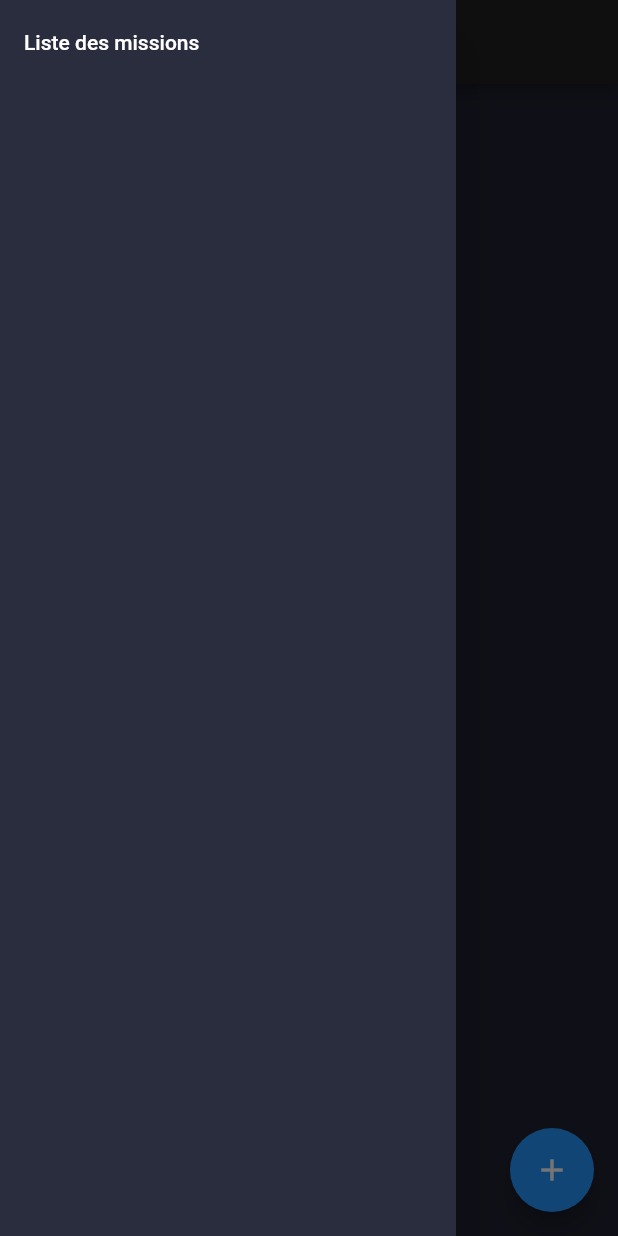
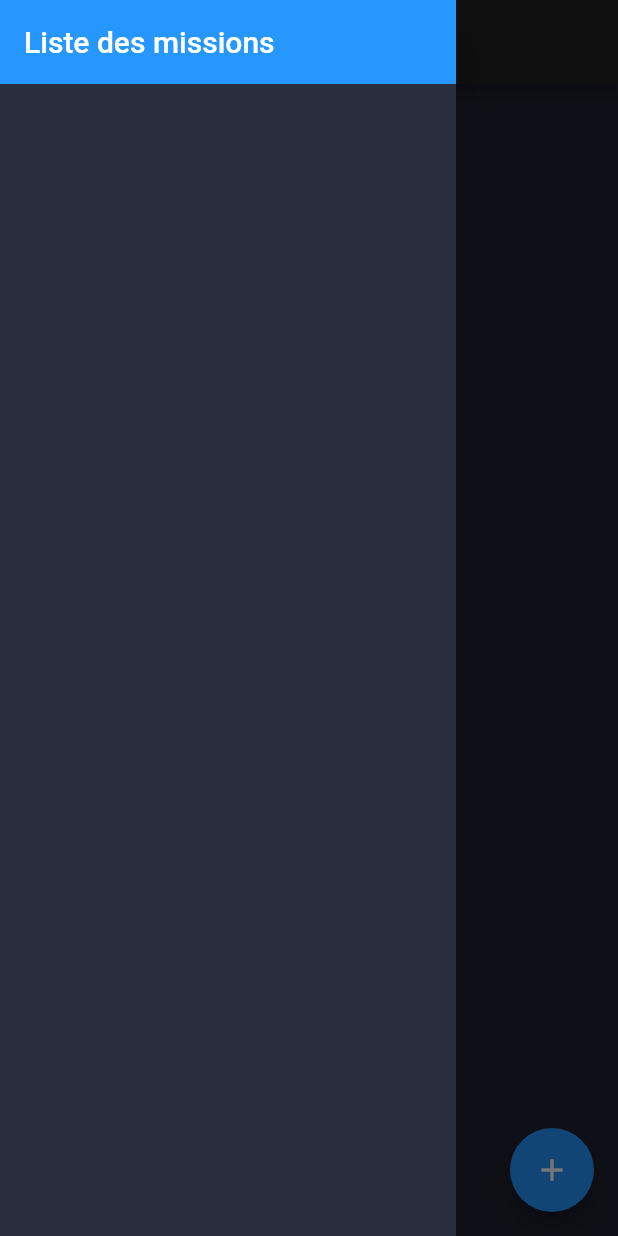
Before and after one commit to JoshuaArus/the_crew_companion, a Flutter app: the screen it shows after launch, with the side drawer open, on a phone screen of 412 x 824 dp. Run offline on Flutter 3.47's test engine with Material 2 defaults, Android fonts, the phone set to English and light mode, and no system bars; our stand-ins replace shared_preferences; missing offline and left inert: confirm_dialog.

Commit message:
Déplacement du menu dans menu.dart

```diff
--- /dev/null
+++ b/lib/views/components/menu.dart
@@ -0,0 +1,51 @@
+import 'package:flutter/material.dart';
+import 'package:the_crew_companion/constant.dart';
+
+import '../../controller.dart';
+import '../missionList.dart';
+
+
+class Menu extends StatefulWidget {
+  const Menu({ Key? key, required this.controller }) : super(key: key);
+
+  final Controller controller;
+
+  @override
+  _MenuState createState() => _MenuState();
+}
+
+class _MenuState extends State<Menu> {
+
+  void _goToMissionList() async {
+    Navigator.pop(context);// hide menu
+
+    Navigator.push(
+        context,
+        new MaterialPageRoute(
+            builder: (BuildContext context) => MissionList(controller: widget.controller)));
+  }
+
+  @override
+  Widget build(BuildContext context) {
+    return Drawer(
+        child: ListView(
+          children: [
+            Container(
+              height: 0,
+              child: DrawerHeader(
+                child: Text(""),//en attente d'une image
+              )
+            ),
+            ListTile(
+              title: Text(
+                "Liste des missions",
+                style: Theme.of(context).textTheme.headline6,
+              ),
+              tileColor: primaryColor,
+              onTap: _goToMissionList,
+            )
+          ],
+        )
+      );
+  }
+}
--- a/lib/views/teamList.dart
+++ b/lib/views/teamList.dart
@@ -5,6 +5,7 @@ import 'package:the_crew_companion/views/playGame.dart';
 import '../constant.dart';
 import '../controller.dart';
 import '../entities/team.dart';
+import 'components/menu.dart';
 import 'components/teamListComponents.dart';
 import 'missionList.dart';
 import 'teamCreation.dart';
@@ -79,28 +80,10 @@ class _TeamListState extends State<TeamList> {
     setState(() {});
   }
 
-  void _goToMissionList() async {
-    Navigator.pop(context);// hide menu
-
-    Navigator.push(
-        context,
-        new MaterialPageRoute(
-            builder: (BuildContext context) => MissionList(controller: widget.controller)));
-  }
-
   @override
   Widget build(BuildContext context) {
     return Scaffold(
-      drawer: Drawer(
-        child: ListView(
-          children: [
-            ListTile(
-              title: Text("Liste des missions"),
-              onTap: _goToMissionList,
-            )
-          ],
-        )
-      ),
+      drawer: Menu(controller: widget.controller),
       appBar: AppBar(
         title:  Text(widget.title),
         centerTitle: true,
```
